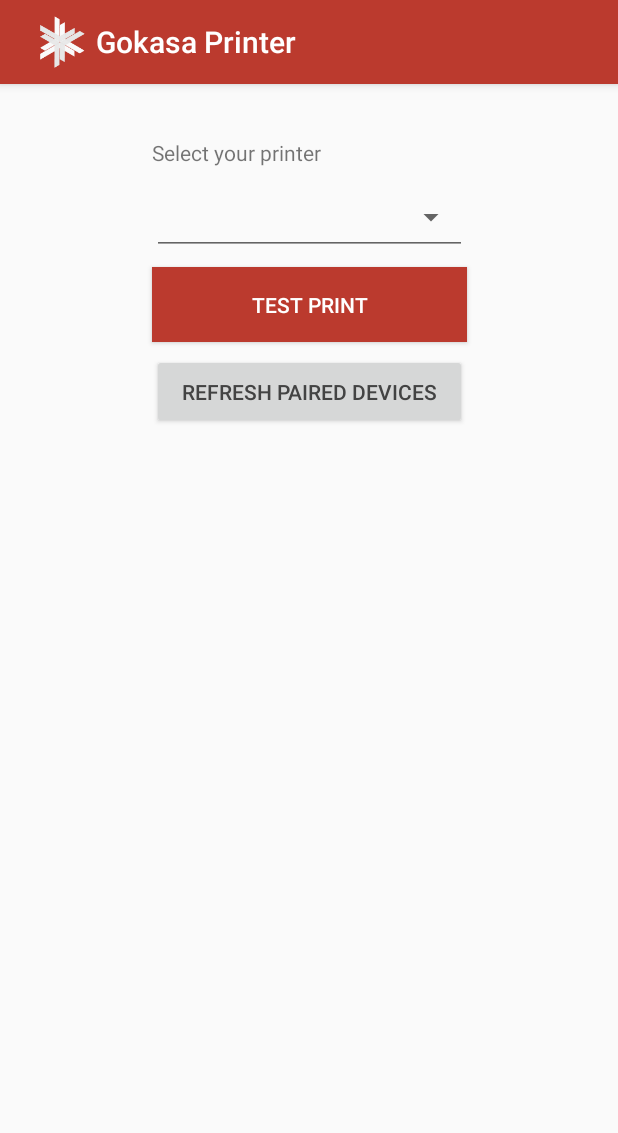
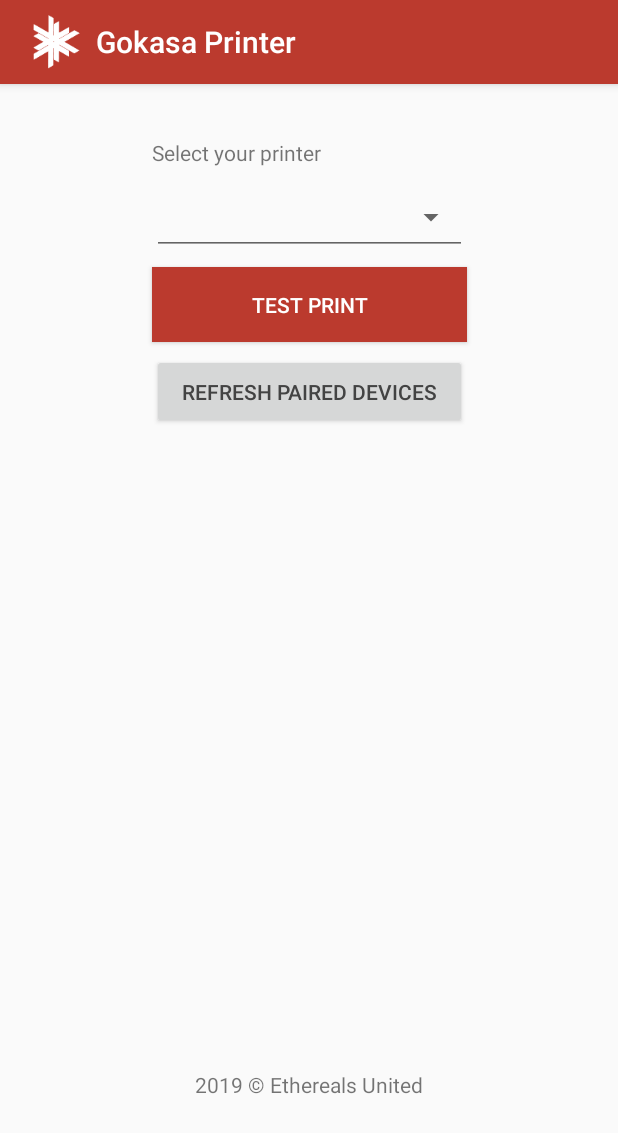
Before and after one commit to phamtdat/gokasa-printer, an Android app: the screen it shows after launch (MainActivity), on a phone screen of 412 x 824 dp. Shown: the top 1133 px of the screen. Run offline under Robolectric (Android 15) with nearby library versions, the phone set to English and light mode, and no system bars.

Commit message:
v211 release

```diff
--- a/android/app/src/main/java/cz/ethereal/gokasaprinter/MainActivity.kt
+++ b/android/app/src/main/java/cz/ethereal/gokasaprinter/MainActivity.kt
@@ -36,7 +36,7 @@ class MainActivity : AppCompatActivity() {
     override fun onCreate(savedInstanceState: Bundle?) {
         super.onCreate(savedInstanceState)
         setContentView(R.layout.activity_main)
-        supportActionBar?.setIcon(R.mipmap.ic_launcher)
+        supportActionBar?.setIcon(R.mipmap.logo)
         supportActionBar?.setDisplayShowHomeEnabled(true)
 
         setup()
@@ -129,7 +129,7 @@ class MainActivity : AppCompatActivity() {
         }
 
         val arrayAdapter = ArrayAdapter(this, android.R.layout.simple_spinner_item, printerNames)
-        arrayAdapter.setDropDownViewResource(android.R.layout.simple_spinner_dropdown_item);
+        arrayAdapter.setDropDownViewResource(android.R.layout.simple_spinner_dropdown_item)
         printerSpinner.adapter = arrayAdapter
         printerSpinner.onItemSelectedListener = object : AdapterView.OnItemSelectedListener {
             override fun onItemSelected(parent: AdapterView<*>, view: View, position: Int, id: Long) {
--- a/android/app/src/main/res/layout/activity_main.xml
+++ b/android/app/src/main/res/layout/activity_main.xml
@@ -41,5 +41,15 @@
             app:layout_constraintTop_toBottomOf="@+id/testPrintButton" app:layout_constraintStart_toStartOf="parent"
             app:layout_constraintEnd_toEndOf="parent"
             android:textColor="@color/colorDarkText"/>
+    <TextView
+            android:text="2019 © Ethereals United"
+            android:layout_width="wrap_content"
+            android:layout_height="36dp"
+            android:id="@+id/textView3" android:layout_marginTop="8dp"
+            app:layout_constraintTop_toBottomOf="@+id/scanButton"
+            app:layout_constraintBottom_toBottomOf="parent" app:layout_constraintEnd_toEndOf="parent"
+            android:layout_marginEnd="8dp" app:layout_constraintStart_toStartOf="parent"
+            android:layout_marginStart="8dp" android:gravity="center" android:layout_marginBottom="8dp"
+            app:layout_constraintHorizontal_bias="0.497" app:layout_constraintVertical_bias="0.846"/>
 
 </android.support.constraint.ConstraintLayout>
```
Also changed, not shown: android/app/build.gradle (+7 -5 lines), android/app/src/main/res/mipmap-hdpi/ic_launcher.png, android/app/src/main/res/mipmap-mdpi/ic_launcher.png, android/app/src/main/res/mipmap-xhdpi/ic_launcher.png, android/app/src/main/res/mipmap-xxhdpi/ic_launcher.png, android/app/src/main/res/mipmap-xxxhdpi/ic_launcher.png, android/app/src/main/res/mipmap-xxxhdpi/logo.png (added).
